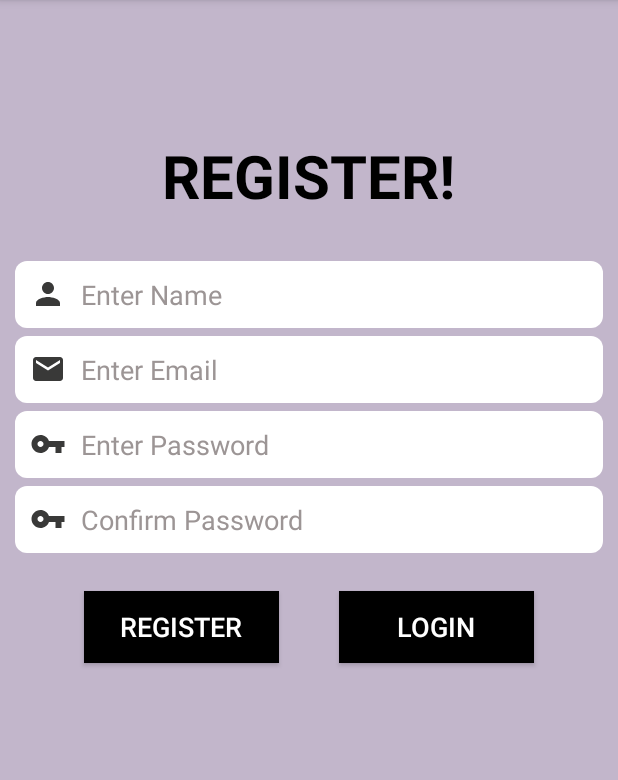
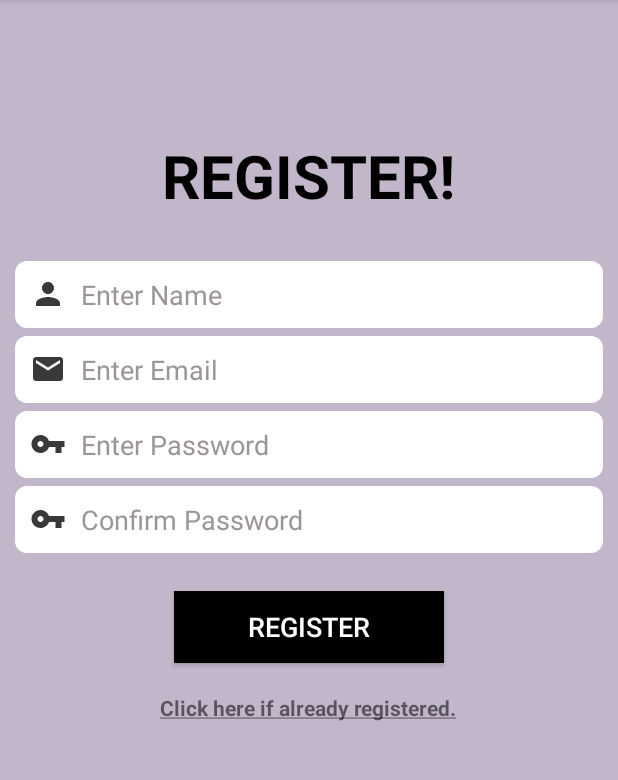
Before and after one commit to abhi6377/Co-HELP, an Android app: the screen it shows after launch (registerActivity), after a tap on "REGISTER", on a phone screen of 412 x 824 dp, the part 84-864 px from its top. Run offline under Robolectric (Android 15) with nearby library versions, the phone set to English and light mode, and no system bars; our stand-ins replace Firebase (no records; nobody signed in at launch, a user with empty details on screens opened directly).

Commit message:
Added login

```diff
--- a/app/src/main/java/com/app_dev/co_help/MainActivity.kt
+++ b/app/src/main/java/com/app_dev/co_help/MainActivity.kt
@@ -10,8 +10,10 @@ import android.widget.Toast
 import androidx.appcompat.app.ActionBarDrawerToggle
 import androidx.drawerlayout.widget.DrawerLayout
 import com.google.firebase.auth.FirebaseAuth
-import com.google.firebase.database.FirebaseDatabase
+import com.google.firebase.auth.FirebaseUser
+import com.google.firebase.database.*
 import com.google.firebase.ktx.Firebase
+import kotlinx.android.synthetic.main.activity_loginactivity.*
 import kotlinx.android.synthetic.main.activity_main.*
 import kotlinx.android.synthetic.main.nav_header.*
 
@@ -19,15 +21,18 @@ class MainActivity : AppCompatActivity() {
     lateinit var toggle : ActionBarDrawerToggle
     lateinit var preferences: SharedPreferences
     private lateinit var auth: FirebaseAuth
+    private lateinit var mDatabase:FirebaseDatabase
+    private lateinit var databaseReference: DatabaseReference
     override fun onCreate(savedInstanceState: Bundle?) {
         super.onCreate(savedInstanceState)
         setContentView(R.layout.activity_main)
 
-        preferences = getSharedPreferences("SHARED_PREF", Context.MODE_PRIVATE)
+//        preferences = getSharedPreferences("SHARED_PREF", Context.MODE_PRIVATE)
 
+
+        mDatabase= FirebaseDatabase.getInstance()
+        databaseReference=mDatabase!!.reference!!.child("Users")
         auth = FirebaseAuth.getInstance()
-//        val nameUser: String = auth.currentUser?.displayName.toString()
-//        username_nav.text=nameUser
 
 
         toggle = ActionBarDrawerToggle(this, drawerLayout, R.string.open, R.string.close)
@@ -54,12 +59,16 @@ class MainActivity : AppCompatActivity() {
                 }
 
                 R.id.LogOut -> {
-                    val editor:SharedPreferences.Editor=preferences.edit()
-                    editor.putBoolean("CHECKBOX",false)
-                    editor.clear()
-                    editor.apply()
+//                    val editor:SharedPreferences.Editor=preferences.edit()
+//                    editor.putBoolean("CHECKBOX",false)
+//
+//                    editor.clear()
+//                    editor.apply()
+                    FirebaseAuth.getInstance().signOut()
 
-                    val intent= Intent(this@MainActivity,loginactivity::class.java)
+                    val intent= Intent(this,loginactivity::class.java)
+                    intent.putExtra("remember",false)
+
                     startActivity(intent)
                     finish()
 
@@ -77,4 +86,28 @@ class MainActivity : AppCompatActivity() {
     }
     return super.onOptionsItemSelected(item)
 }
-}
+    override fun onStart() {
+        super.onStart()
+
+        if(FirebaseAuth.getInstance().currentUser != null)
+        {
+        val mUser = auth.currentUser
+        val mUserReference = databaseReference.child(mUser!!.uid)
+
+
+
+        mUserReference.addValueEventListener(object : ValueEventListener {
+            override fun onDataChange(snapshot: DataSnapshot) {
+                username_nav!!.text = snapshot.child("userName").value as String
+
+            }
+            override fun onCancelled(databaseError: DatabaseError) {}
+        })
+         }
+        else
+        {
+            val intent= Intent(applicationContext,loginactivity::class.java)
+            startActivity(intent)
+
+        }
+}}
--- a/app/src/main/java/com/app_dev/co_help/SplashActivity.kt
+++ b/app/src/main/java/com/app_dev/co_help/SplashActivity.kt
@@ -20,7 +20,7 @@ class SplashActivity : AppCompatActivity() {
         window.navigationBarColor = ContextCompat.getColor(this, R.color.splash)
 
         Handler().postDelayed(Runnable {
-            val intent = Intent(this@SplashActivity, loginactivity::class.java)
+            val intent = Intent(this@SplashActivity, MainActivity::class.java)
             startActivity(intent)
             finish()
         }, SPLASH_SCREEN_TIMEOUT)
--- a/app/src/main/java/com/app_dev/co_help/registerActivity.kt
+++ b/app/src/main/java/com/app_dev/co_help/registerActivity.kt
@@ -22,7 +22,7 @@ class registerActivity : AppCompatActivity() {
         setContentView(R.layout.activity_register)
         auth=FirebaseAuth.getInstance()
 
-        btn_login.setOnClickListener {
+        backtoLogin.setOnClickListener {
             val intent= Intent(this@registerActivity, loginactivity::class.java)
             startActivity(intent)
         }
@@ -69,7 +69,6 @@ class registerActivity : AppCompatActivity() {
                     val hashMap:HashMap<String,String> = HashMap()
                     hashMap.put("userId",userId)
                     hashMap.put("userName",userName)
-//                    hashMap.put("profileImage","")
 
                     databaseReference.setValue(hashMap).addOnCompleteListener(this){
                         if(it.isSuccessful){
@@ -80,6 +79,7 @@ class registerActivity : AppCompatActivity() {
                             etConfirmPassword.setText("")
                             val intent=Intent(this@registerActivity, loginactivity::class.java)
                             startActivity(intent)
+                            finish()
                         }
                     }
 
--- a/app/src/main/res/layout/activity_register.xml
+++ b/app/src/main/res/layout/activity_register.xml
@@ -122,26 +122,41 @@
         <android.widget.Button
             android:id="@+id/btn_signUp"
             android:layout_height="wrap_content"
-            android:layout_width="130dp"
+            android:layout_width="180dp"
             android:layout_margin="20dp"
             android:text="REGISTER"
             android:textSize="18sp"
             android:textColor="@color/white"
-            android:background="@color/black">
+            android:background="@color/black"/>
 
-        </android.widget.Button>
-        <android.widget.Button
-            android:id="@+id/btn_login"
-            android:layout_height="wrap_content"
-            android:layout_width="130dp"
-            android:layout_margin="20dp"
-            android:text="LOGIN"
-            android:textSize="18sp"
-            android:textColor="@color/white"
-            android:background="@color/black"
-            >
+<!--        </android.widget.Button>-->
+<!--        <android.widget.Button-->
+<!--            android:id="@+id/btn_login"-->
+<!--            android:layout_height="wrap_content"-->
+<!--            android:layout_width="130dp"-->
+<!--            android:layout_margin="20dp"-->
+<!--            android:text="LOGIN"-->
+<!--            android:textSize="18sp"-->
+<!--            android:textColor="@color/white"-->
+<!--            android:background="@color/black"-->
+<!--            >-->
 
-        </android.widget.Button>
+<!--        </android.widget.Button>-->
+
+
+
+
+
     </LinearLayout>
+    <TextView
+        android:id="@+id/backtoLogin"
+        android:layout_width="wrap_content"
+        android:layout_height="wrap_content"
+        android:textColorLink="@color/black"
+        android:layout_gravity="center"
+        android:text="@string/loginPage"
+        >
+
+    </TextView>
 
 </LinearLayout>
--- a/app/src/main/res/values/strings.xml
+++ b/app/src/main/res/values/strings.xml
@@ -18,6 +18,7 @@
     <string name="bloodGrp">Blood Group</string>
     <string name="Age">Age</string>
     <string name="State">State</string>
+    <string name="loginPage"><b><u>Click here if already registered.</u></b></string>
 
 
 </resources>
```
Also changed, not shown: app/src/main/java/com/app_dev/co_help/loginactivity.kt (+25 -38 lines), app/src/main/res/layout/activity_loginactivity.xml (+9 -8 lines).
